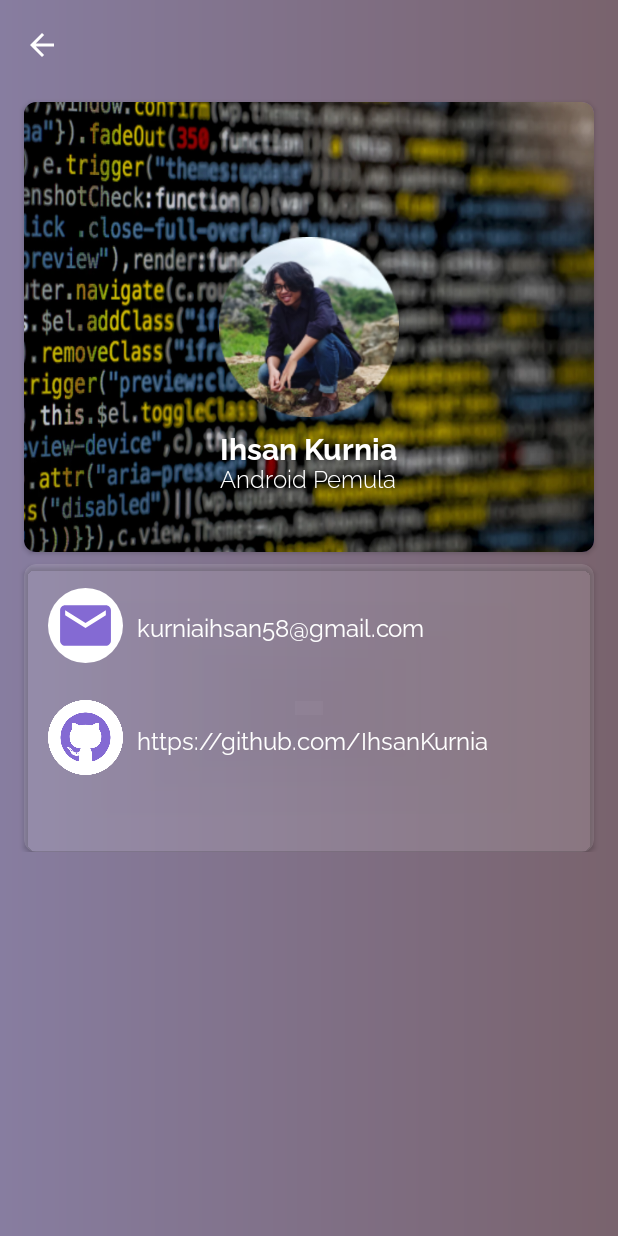
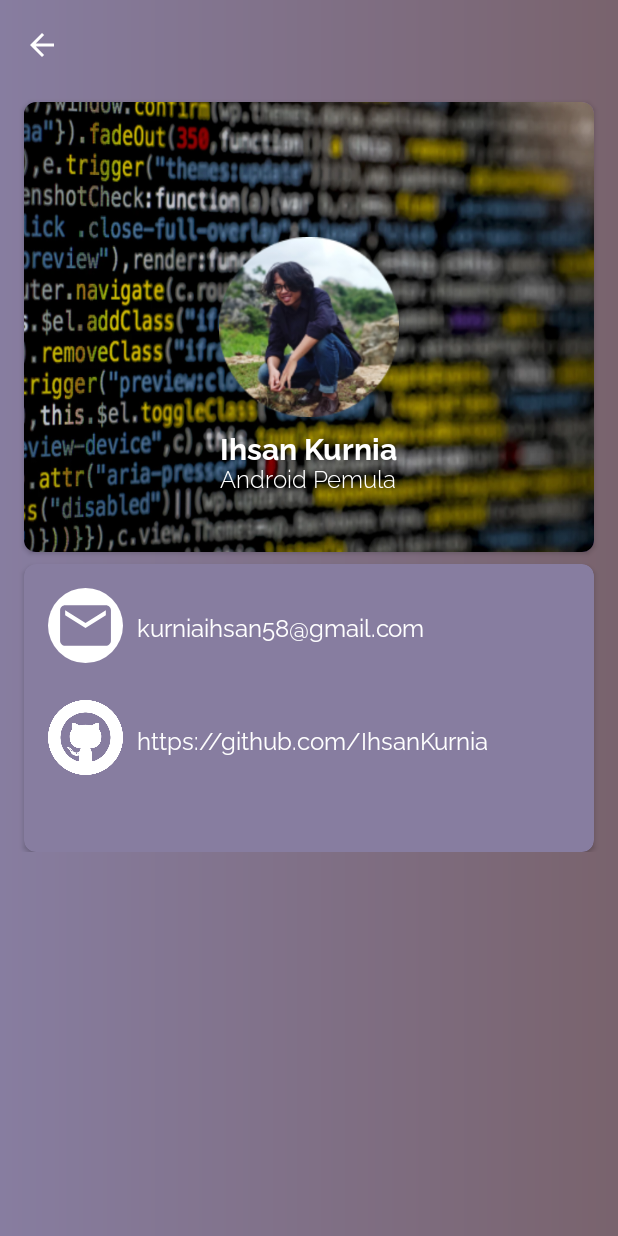
Before and after one commit to IhsanKurnia/GearBoxShop, an Android app: the AboutActivity screen opened directly, with no data from a screen before it, on a phone screen of 412 x 824 dp. Run offline under Robolectric (Android 15) with nearby library versions, the phone set to English and light mode, and no system bars.

Commit message:
Tinggal submit dan riview

```diff
--- a/app/src/main/AndroidManifest.xml
+++ b/app/src/main/AndroidManifest.xml
@@ -6,7 +6,7 @@
         android:allowBackup="true"
         android:icon="@mipmap/lg_lc_medium"
         android:label="@string/app_name"
-        android:roundIcon="@mipmap/kotak_1"
+        android:roundIcon="@mipmap/lg_lc_medium"
         android:screenOrientation="portrait"
         android:supportsRtl="true"
         android:theme="@style/AppTheme">
--- a/app/src/main/res/layout/activity_about.xml
+++ b/app/src/main/res/layout/activity_about.xml
@@ -106,7 +106,7 @@
                     android:layout_marginStart="16dp"
                     android:layout_marginTop="8dp"
                     android:layout_marginEnd="16dp"
-                    app:cardBackgroundColor="@color/transparant"
+                    app:cardBackgroundColor="@color/ungu12"
                     android:paddingBottom="20dp"
                     app:cardCornerRadius="8dp">
 
@@ -136,7 +136,7 @@
                         android:layout_gravity="center_vertical"
                         android:layout_marginStart="16dp"
                         android:layout_marginTop="20dp"
-                        android:src="@drawable/git" />
+                        android:src="@drawable/github" />
 
                     <TextView
                         android:layout_width="wrap_content"
--- a/app/src/main/res/layout/activity_detail.xml
+++ b/app/src/main/res/layout/activity_detail.xml
@@ -59,7 +59,7 @@
                 android:layout_margin="8dp"
                 android:layout_marginStart="2dp"
                 android:layout_marginEnd="2dp"
-                app:cardBackgroundColor="@color/transparant"
+                app:cardBackgroundColor="@color/ungu12"
                 app:cardCornerRadius="8dp">
 
                 <RelativeLayout
--- a/app/src/main/res/layout/item_mobil.xml
+++ b/app/src/main/res/layout/item_mobil.xml
@@ -13,8 +13,7 @@
         android:layout_height="match_parent"
         android:layout_margin="8dp"
         android:animationCache="true"
-        android:elevation="@dimen/cardview_compat_inset_shadow"
-        app:cardBackgroundColor="@color/transparant"
+        app:cardBackgroundColor="@color/ungu12"
         app:cardCornerRadius="20dp">
 
         <RelativeLayout
--- a/app/src/main/res/values/colors.xml
+++ b/app/src/main/res/values/colors.xml
@@ -3,7 +3,7 @@
     <color name="colorPrimary">#0A6200EE</color>
     <color name="colorPrimaryDark">#315A428F</color>
     <color name="colorAccent">#257B68FB</color>
-    <color name="ungu12">#846AD3</color>
+    <color name="ungu12">#877DA0</color>
     <color name="transparant">#1EFFFFFF</color>
     <color name="putih12">#ffff</color>
 </resources>
```
Also changed, not shown: app/src/main/res/drawable/git.png (deleted), app/src/main/res/drawable/github.png (added).
